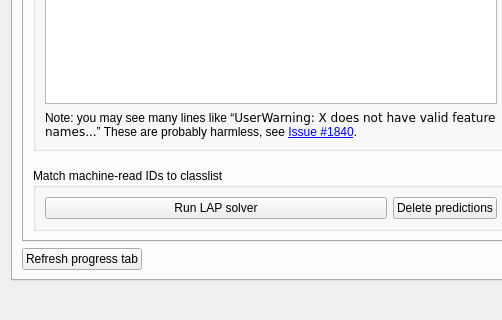
Above: qtCreatorFiles/ui_manager.ui from plomgrading/plom before the change; both pictures show x 0 to 502 and y 340 to 660 of the 1024 by 660 pixel window. Below: the same form after it.
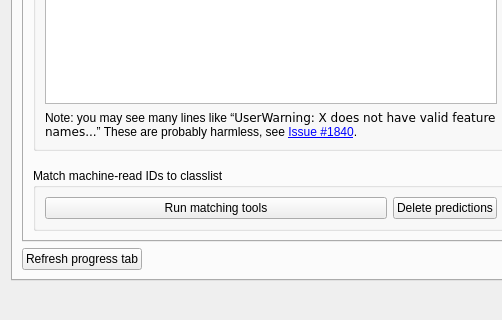
That is the form after the change. The open tabs and pages were chosen to show the change.

Commit message:
Rename button
Fixes #2441.

```diff
--- a/qtCreatorFiles/ui_manager.ui
+++ b/qtCreatorFiles/ui_manager.ui
@@ -1742,7 +1742,7 @@
                        <string>Predict IDs by matching unID'd papers with machine-read digits</string>
                       </property>
                       <property name="text">
-                       <string>Run LAP solver</string>
+                       <string>Run matching tools</string>
                       </property>
                      </widget>
                     </item>
```
The commit also changes 1 other file.
